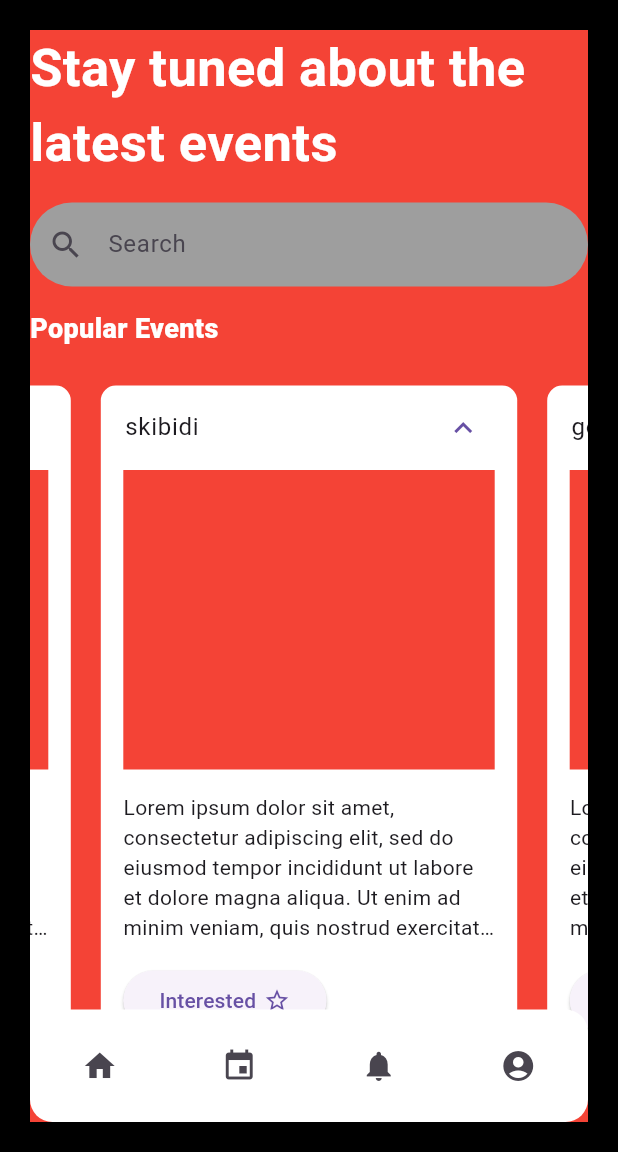
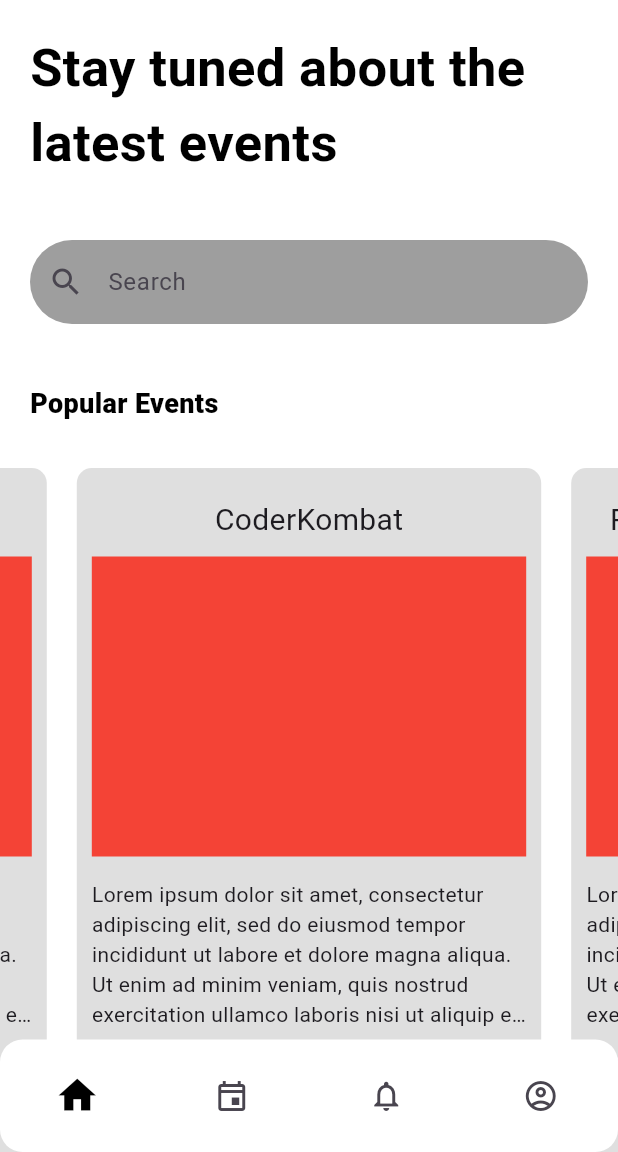
Before and after one commit to snehaa011/campus_event_app, a Flutter app: the screen it shows after launch, on a phone screen of 412 x 824 dp, the part 84-1236 px from its top. Run offline on Flutter 3.47's test engine with Material 3 defaults, Android fonts, the phone set to English and light mode, and no system bars; drawn by our look-alikes of carousel_slider.

Commit message:
ui changes + added files

```diff
--- /dev/null
+++ b/lib/data/ashwin_test.dart
@@ -0,0 +1,198 @@
+import 'package:flutter/material.dart';
+
+List<String> l1 = ["skibidi", "gooning", "edging", "rizz"];
+List<String> l2 = ["gyatt", "looksmaxxing"];
+List<String> l3 = ["kai cenat", "fanum tax"];
+var content =
+    "Lorem ipsum dolor sit amet, consectetur adipiscing elit, sed do eiusmod tempor incididunt ut labore et dolore magna aliqua. Ut enim ad minim veniam, quis nostrud exercitation ullamco laboris nisi ut aliquip ex ea commodo consequat. Duis aute irure dolor in reprehenderit in voluptate velit esse cillum dolore eu fugiat nulla pariatur. Excepteur sint occaecat cupidatat non proident, sunt in culpa qui officia deserunt mollit anim id est laborum.";
+
+class Venue {
+  String name = "";
+  String url = "";
+  TimeOfDay open = TimeOfDay(hour: 0, minute: 0);
+  TimeOfDay close = TimeOfDay(hour: 0, minute: 0);
+  List<Event> events = [];
+  Venue(String n, TimeOfDay o, TimeOfDay c, String u) {
+    name = n;
+    open = o;
+    close = c;
+    url = u;
+  }
+  void addEvent(Event v) {
+    events.add(v);
+  }
+}
+
+Venue ccc = Venue(
+    "CCC",
+    TimeOfDay(hour: 9, minute: 0),
+    TimeOfDay(hour: 11, minute: 45),
+    "https://claytonglass.co.uk/wp-content/uploads/2019/04/ed-robertson-ON6Xw8XEUQ8-unsplash-1024x683.jpeg");
+Venue ssl = Venue(
+    "SSL",
+    TimeOfDay(hour: 9, minute: 0),
+    TimeOfDay(hour: 11, minute: 45),
+    "https://www.letsbuild.com/wp-content/uploads/2023/07/types-of-buildings-construction.jpeg");
+Venue oat = Venue(
+    "OAT",
+    TimeOfDay(hour: 9, minute: 0),
+    TimeOfDay(hour: 11, minute: 45),
+    "https://claytonglass.co.uk/wp-content/uploads/2019/04/ed-robertson-ON6Xw8XEUQ8-unsplash-1024x683.jpeg");
+Venue aud = Venue(
+    "Auditorium",
+    TimeOfDay(hour: 9, minute: 0),
+    TimeOfDay(hour: 11, minute: 45),
+    "https://www.letsbuild.com/wp-content/uploads/2023/07/types-of-buildings-construction.jpeg");
+Venue nsl = Venue(
+    "NSL",
+    TimeOfDay(hour: 9, minute: 0),
+    TimeOfDay(hour: 11, minute: 45),
+    "https://www.ft.com/__origami/service/image/v2/images/raw/ftcms%3Af1627e9c-e2ce-4bad-ab16-1ba4028d97c0?source=next-article&fit=scale-down&quality=highest&width=1440&dpr=1");
+Venue def = Venue(
+    "",
+    TimeOfDay(hour: 0, minute: 0),
+    TimeOfDay(hour: 0, minute: 0),
+    "https://www.letsbuild.com/wp-content/uploads/2023/07/types-of-buildings-construction.jpeg");
+
+class Event {
+  //name,org,img,ts,te,date,venue,interested,no.of participants,regfee
+  String name = "";
+  String org = "";
+  String img = "";
+  TimeOfDay start = TimeOfDay(hour: 0, minute: 0);
+  TimeOfDay? end;
+  DateTime date = DateTime(0000);
+  Venue venue = def;
+  bool interested = false;
+  int noOfParticpiants = 1;
+  double regfee = 0;
+  Event() {}
+  Event.i(String n, String o, TimeOfDay s, TimeOfDay e, DateTime d, Venue v,
+      bool i, int np, double p, String im) {
+    name = n;
+    org = o;
+    start = s;
+    end = e;
+    date = d;
+    venue = v;
+    interested = i;
+    noOfParticpiants = np;
+    regfee = p;
+    img = im;
+  }
+  Event.ii(String n, String o, TimeOfDay s, DateTime d, bool i, int np,
+      double p, String im) {
+    name = n;
+    org = o;
+    start = s;
+    date = d;
+    interested = i;
+    noOfParticpiants = np;
+    regfee = p;
+    img = im;
+  }
+}
+
+List<Event> events = [
+  Event.i(
+      "CoderKombat",
+      "CSEA",
+      TimeOfDay(hour: 9, minute: 0),
+      TimeOfDay(hour: 12, minute: 0),
+      DateTime(2024, 12, 23),
+      ssl,
+      false,
+      2,
+      100,
+      "https://media.istockphoto.com/id/1295274245/photo/random-multicolored-spheres-computer-generated-abstract-form-of-large-and-small-balls-3d.jpg?s=612x612&w=0&k=20&c=q7NOl28YxIIOqKu6em50VlKrg6ISFyVww_nLOCr5W_A="),
+  Event.i(
+      "Random bullshit nigga event",
+      "CSEA",
+      TimeOfDay(hour: 9, minute: 0),
+      TimeOfDay(hour: 12, minute: 0),
+      DateTime(2024, 12, 19),
+      nsl,
+      false,
+      1,
+      100,
+      "https://media.istockphoto.com/id/1295274245/photo/random-multicolored-spheres-computer-generated-abstract-form-of-large-and-small-balls-3d.jpg?s=612x612&w=0&k=20&c=q7NOl28YxIIOqKu6em50VlKrg6ISFyVww_nLOCr5W_A="),
+  Event.ii(
+      "Workshop about IoT Devices",
+      "IEEE",
+      TimeOfDay(hour: 19, minute: 0),
+      DateTime(2024, 12, 17),
+      false,
+      1,
+      100,
+      "https://media.istockphoto.com/id/1295274245/photo/random-multicolored-spheres-computer-generated-abstract-form-of-large-and-small-balls-3d.jpg?s=612x612&w=0&k=20&c=q7NOl28YxIIOqKu6em50VlKrg6ISFyVww_nLOCr5W_A="),
+  Event.i(
+      "EventP",
+      "CEA",
+      TimeOfDay(hour: 9, minute: 0),
+      TimeOfDay(hour: 12, minute: 0),
+      DateTime(2024, 12, 21),
+      oat,
+      false,
+      1,
+      100,
+      "https://media.istockphoto.com/id/1295274245/photo/random-multicolored-spheres-computer-generated-abstract-form-of-large-and-small-balls-3d.jpg?s=612x612&w=0&k=20&c=q7NOl28YxIIOqKu6em50VlKrg6ISFyVww_nLOCr5W_A="),
+  Event.i(
+      "EventQ",
+      "MEA",
+      TimeOfDay(hour: 9, minute: 0),
+      TimeOfDay(hour: 12, minute: 0),
+      DateTime(2024, 12, 24),
+      aud,
+      false,
+      1,
+      100,
+      "https://media.istockphoto.com/id/1295274245/photo/random-multicolored-spheres-computer-generated-abstract-form-of-large-and-small-balls-3d.jpg?s=612x612&w=0&k=20&c=q7NOl28YxIIOqKu6em50VlKrg6ISFyVww_nLOCr5W_A="),
+  Event.i(
+      "EVentR",
+      "EEA",
+      TimeOfDay(hour: 19, minute: 0),
+      TimeOfDay(hour: 21, minute: 0),
+      DateTime(2024, 12, 25),
+      oat,
+      false,
+      1,
+      100,
+      "https://media.istockphoto.com/id/1295274245/photo/random-multicolored-spheres-computer-generated-abstract-form-of-large-and-small-balls-3d.jpg?s=612x612&w=0&k=20&c=q7NOl28YxIIOqKu6em50VlKrg6ISFyVww_nLOCr5W_A="),
+];
+
+class Notify {
+  Event event = Event();
+  TimeOfDay time = TimeOfDay(hour: 0, minute: 0);
+  DateTime date = DateTime(0);
+  Notify();
+  Notify.i(Event e, TimeOfDay ti, DateTime d) {
+    event = e;
+    time = ti;
+    date = d;
+  }
+}
+
+List<Notify> notifications = [
+  Notify.i(
+    events[0],
+    TimeOfDay(hour: 09, minute: 45),
+    DateTime.now(),
+  ),
+  Notify.i(
+    events[3],
+    TimeOfDay(hour: 13, minute: 44),
+    DateTime.now(),
+  ),
+];
+
+class User {
+  String name = "",
+      email = "",
+      rollno = "",
+      batch = "",
+      branch = "",
+      phoneno = "";
+  List<Event> interested = [];
+  List<Event> registered = [];
+  List<Event> history = [];
+}
--- a/lib/data/test.dart
+++ /dev/null
@@ -1,5 +0,0 @@
-List<String> l1 = ["skibidi", "gooning", "edging", "rizz"];
-List<String> l2 = ["gyatt", "looksmaxxing"];
-List<String> l3 = ["kai cenat", "fanum tax"];
-var content =
-    "Lorem ipsum dolor sit amet, consectetur adipiscing elit, sed do eiusmod tempor incididunt ut labore et dolore magna aliqua. Ut enim ad minim veniam, quis nostrud exercitation ullamco laboris nisi ut aliquip ex ea commodo consequat. Duis aute irure dolor in reprehenderit in voluptate velit esse cillum dolore eu fugiat nulla pariatur. Excepteur sint occaecat cupidatat non proident, sunt in culpa qui officia deserunt mollit anim id est laborum.";
--- a/lib/screens/student/homescreen.dart
+++ b/lib/screens/student/homescreen.dart
@@ -38,7 +38,7 @@
   @override
   Widget build(BuildContext context) {
     return Scaffold(
-      backgroundColor: Colors.black,
+      backgroundColor: const Color.fromARGB(255, 255, 255, 255),
       appBar: AppBar(
         title: Text("Student"),
         actions: [
@@ -56,7 +56,7 @@
         ],
       ),
       body: Padding(
-        padding: EdgeInsets.fromLTRB(20, 20, 20, 20),
+        padding: EdgeInsets.fromLTRB(0, 0, 0, 0),
         child: Stack(
           alignment: Alignment.bottomCenter,
           children: [
--- a/lib/widgets/student/bottombar.dart
+++ b/lib/widgets/student/bottombar.dart
@@ -2,12 +2,18 @@
 
 import 'package:flutter/material.dart';
 
-class StudentBottomBar extends StatelessWidget {
+class StudentBottomBar extends StatefulWidget {
   late Function func = () {};
   StudentBottomBar(Function f, {super.key}) {
     func = f;
   }
 
+  @override
+  State<StudentBottomBar> createState() => _StudentBottomBarState();
+}
+
+class _StudentBottomBarState extends State<StudentBottomBar> {
+  int i = 0;
   @override
   Widget build(BuildContext context) {
     return Container(
@@ -23,27 +29,63 @@
         children: [
           IconButton(
             onPressed: () => {
-              func(0),
+              setState(() {
+                i = 0;
+              }),
+              widget.func(0),
             },
-            icon: Icon(Icons.home),
+            icon: i == 0
+                ? Icon(
+                    Icons.home,
+                    color: Colors.black,
+                    size: 30,
+                  )
+                : Icon(Icons.home_outlined),
           ),
           IconButton(
             onPressed: () => {
-              func(1),
+              setState(() {
+                i = 1;
+              }),
+              widget.func(1),
             },
-            icon: Icon(Icons.event),
+            icon: i == 1
+                ? Icon(
+                    Icons.event,
+                    color: Colors.black,
+                    size: 30,
+                  )
+                : Icon(Icons.event_outlined),
           ),
           IconButton(
             onPressed: () => {
-              func(2),
+              setState(() {
+                i = 2;
+              }),
+              widget.func(2),
             },
-            icon: Icon(Icons.notifications),
+            icon: i == 2
+                ? Icon(
+                    Icons.notifications,
+                    color: Colors.black,
+                    size: 30,
+                  )
+                : Icon(Icons.notifications_outlined),
           ),
           IconButton(
             onPressed: () => {
-              func(3),
+              setState(() {
+                i = 3;
+              }),
+              widget.func(3),
             },
-            icon: Icon(Icons.account_circle),
+            icon: i == 3
+                ? Icon(
+                    Icons.account_circle,
+                    color: Colors.black,
+                    size: 30,
+                  )
+                : Icon(Icons.account_circle_outlined),
           ),
         ],
       ),
--- a/lib/widgets/student/eventbox.dart
+++ b/lib/widgets/student/eventbox.dart
@@ -1,13 +1,14 @@
 // ignore_for_file: must_be_immutable
 
-import 'package:campus_event_app/data/test.dart';
+import 'package:campus_event_app/data/ashwin_test.dart';
 import 'package:campus_event_app/screens/student/registerscreen.dart';
 import 'package:flutter/material.dart';
+import 'package:intl/intl.dart';
 
 class StudentEventBox extends StatelessWidget {
-  String title = "";
-  StudentEventBox(String t, {super.key}) {
-    title = t;
+  Event event = Event();
+  StudentEventBox(Event e, {super.key}) {
+    event = e;
   }
   @override
   Widget build(BuildContext context) {
@@ -15,10 +16,10 @@
       children: [
         ExpansionTile(
           childrenPadding: EdgeInsets.fromLTRB(15, 0, 15, 15),
-          title: Text(title),
-          backgroundColor: Colors.white,
+          title: Text(event.name),
+          backgroundColor: const Color.fromARGB(255, 223, 223, 223),
           initiallyExpanded: true,
-          collapsedBackgroundColor: Colors.white,
+          collapsedBackgroundColor: const Color.fromARGB(255, 223, 223, 223),
           collapsedShape: RoundedRectangleBorder(
             borderRadius: BorderRadius.circular(10),
           ),
@@ -33,6 +34,12 @@
                   width: 100,
                   height: 100,
                   color: Colors.red,
+                  child: ClipRRect(
+                    child: Image.network(
+                      event.img,
+                      fit: BoxFit.cover,
+                    ),
+                  ),
                 ),
                 SizedBox(
                   width: 15,
@@ -50,6 +57,37 @@
             ),
             SizedBox(
               height: 15,
+            ),
+            Row(
+              children: [
+                Icon(Icons.calendar_today),
+                SizedBox(
+                  width: 5,
+                ),
+                Text(DateFormat('yMMMd').format(event.date)),
+                Spacer(),
+                Icon(Icons.alarm),
+                SizedBox(
+                  width: 5,
+                ),
+                Text(event.start.format(context)),
+              ],
+            ),
+            SizedBox(
+              height: 10,
+            ),
+            Row(
+              children: [
+                Icon(Icons.location_on),
+                SizedBox(
+                  width: 5,
+                ),
+                Text(event.venue.name),
+                Spacer(),
+              ],
+            ),
+            SizedBox(
+              height: 10,
             ),
             Row(
               mainAxisAlignment: MainAxisAlignment.spaceBetween,
@@ -71,7 +109,7 @@
                     Navigator.push(
                       context,
                       MaterialPageRoute(
-                        builder: (context) => StudentRegisterScreen(title),
+                        builder: (context) => StudentRegisterScreen(event.name),
                       ),
                     ),
                   },
--- a/lib/widgets/student/eventcarousel.dart
+++ b/lib/widgets/student/eventcarousel.dart
@@ -1,4 +1,4 @@
-import 'package:campus_event_app/data/test.dart';
+import 'package:campus_event_app/data/ashwin_test.dart';
 import 'package:campus_event_app/widgets/student/populareventbox.dart';
 import 'package:flutter/material.dart';
 import 'package:carousel_slider/carousel_slider.dart';
@@ -14,7 +14,7 @@
         autoPlay: true,
         enlargeCenterPage: false,
       ),
-      items: l1.map((i) {
+      items: events.map((i) {
         return ClipRRect(
           borderRadius: BorderRadius.circular(15),
           child: StudentPopularEventBox(i),
--- a/lib/widgets/student/home.dart
+++ b/lib/widgets/student/home.dart
@@ -10,39 +10,48 @@
     return Container(
       height: double.infinity,
       width: double.infinity,
-      color: Colors.red,
+      color: Colors.white,
       child: SingleChildScrollView(
         padding: EdgeInsets.fromLTRB(0, 0, 0, 80),
         // scrollDirection: Axis.vertical,
         child: Column(
           crossAxisAlignment: CrossAxisAlignment.start,
           children: [
-            Text(
+            Padding(
+              padding: EdgeInsets.all(20),
+              child: Text(
                 "Stay tuned about the latest events",
                 style: TextStyle(
                   fontWeight: FontWeight.bold,
                   fontSize: 35,
-                color: Colors.white,
+                  color: Colors.black,
                 ),
               ),
-            SizedBox(
-              height: 15,
             ),
-            EventSearchBar(),
-            SizedBox(
-              height: 15,
+            // SizedBox(
+            //   height: 15,
+            // ),
+            Padding(
+              padding: EdgeInsets.all(20),
+              child: EventSearchBar(),
             ),
-            Text(
+            // SizedBox(
+            //   height: 15,
+            // ),
+            Padding(
+              padding: EdgeInsets.all(20),
+              child: Text(
                 "Popular Events",
                 style: TextStyle(
                   fontSize: 18,
-                color: Colors.white,
+                  color: Colors.black,
                   fontWeight: FontWeight.w800,
                 ),
               ),
-            SizedBox(
-              height: 15,
             ),
+            // SizedBox(
+            //   height: 15,
+            // ),
             EventCarousel()
           ],
         ),
--- a/lib/widgets/student/populareventbox.dart
+++ b/lib/widgets/student/populareventbox.dart
@@ -1,32 +1,45 @@
 // ignore_for_file: must_be_immutable
 
-import 'package:campus_event_app/data/test.dart';
+import 'package:campus_event_app/data/ashwin_test.dart';
 import 'package:flutter/material.dart';
 
 class StudentPopularEventBox extends StatelessWidget {
-  String title = "";
+  Event event = Event();
 
-  StudentPopularEventBox(String t, {super.key}) {
-    title = t;
+  StudentPopularEventBox(Event e, {super.key}) {
+    event = e;
   }
 
   @override
   Widget build(BuildContext context) {
     return Padding(
       padding: EdgeInsets.fromLTRB(10, 10, 10, 10),
-      child: ExpansionTile(
-        childrenPadding: EdgeInsets.fromLTRB(15, 0, 15, 15),
-        title: Text(title),
-        backgroundColor: Colors.white,
-        initiallyExpanded: true,
-        collapsedBackgroundColor: Colors.white,
-        collapsedShape: RoundedRectangleBorder(
+      child: Container(
+        // childrenPadding: EdgeInsets.fromLTRB(15, 0, 15, 15),
+        // title: Text(event.name),
+        // backgroundColor: const Color.fromARGB(255, 223, 223, 223),
+        // initiallyExpanded: true,
+        // collapsedBackgroundColor: const Color.fromARGB(255, 223, 223, 223),
+        // collapsedShape: RoundedRectangleBorder(
+        //   borderRadius: BorderRadius.circular(10),
+        // ),
+        // shape: RoundedRectangleBorder(
+        //   borderRadius: BorderRadius.circular(10),
+        // ),
+        padding: EdgeInsets.fromLTRB(10, 20, 10, 10),
+        decoration: BoxDecoration(
+          color: Color.fromARGB(255, 223, 223, 223),
           borderRadius: BorderRadius.circular(10),
         ),
-        shape: RoundedRectangleBorder(
-          borderRadius: BorderRadius.circular(10),
+        child: Column(
+          children: [
+            Text(
+              event.name,
+              style: TextStyle(fontSize: 20),
             ),
-        children: [
+            SizedBox(
+              height: 10,
+            ),
             Container(
               width: double.infinity,
               height: 200,
@@ -64,6 +77,7 @@
             )
           ],
         ),
+      ),
     );
   }
 }
--- a/pubspec.yaml
+++ b/pubspec.yaml
@@ -36,6 +36,7 @@
   # Use with the CupertinoIcons class for iOS style icons.
   cupertino_icons: ^1.0.8
   carousel_slider:
+  intl: ^0.20.2
 
 dev_dependencies:
   flutter_test:
```
Also changed, not shown: lib/widgets/student/events.dart (+13 -8 lines), lib/widgets/student/filter.dart (+9 -6 lines), lib/widgets/student/notificationbox.dart (+48 -4 lines), lib/widgets/student/notifications.dart (+14 -3 lines), lib/widgets/student/profile.dart (+20 -14 lines), lib/data/navaneeth_test.dart (added), lib/data/sneha_test.dart (added), pubspec.lock, 4 other files. Lines whose indentation alone changed are shown as unchanged.
